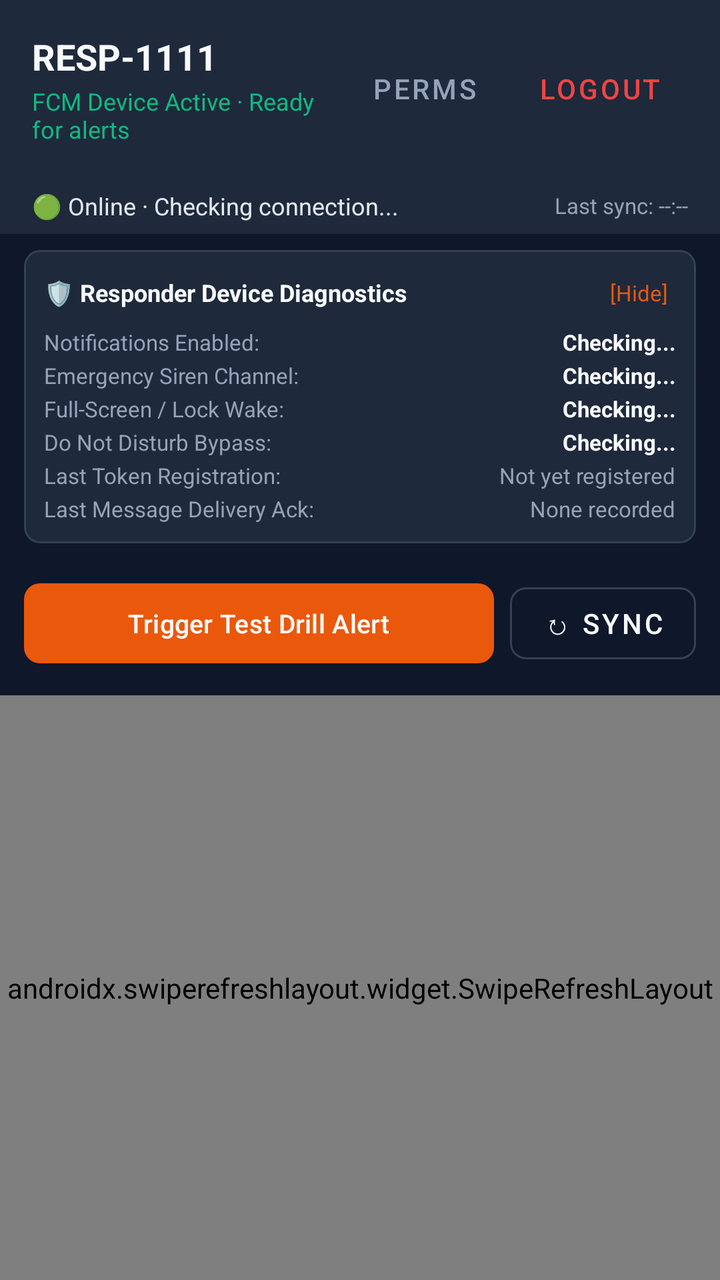
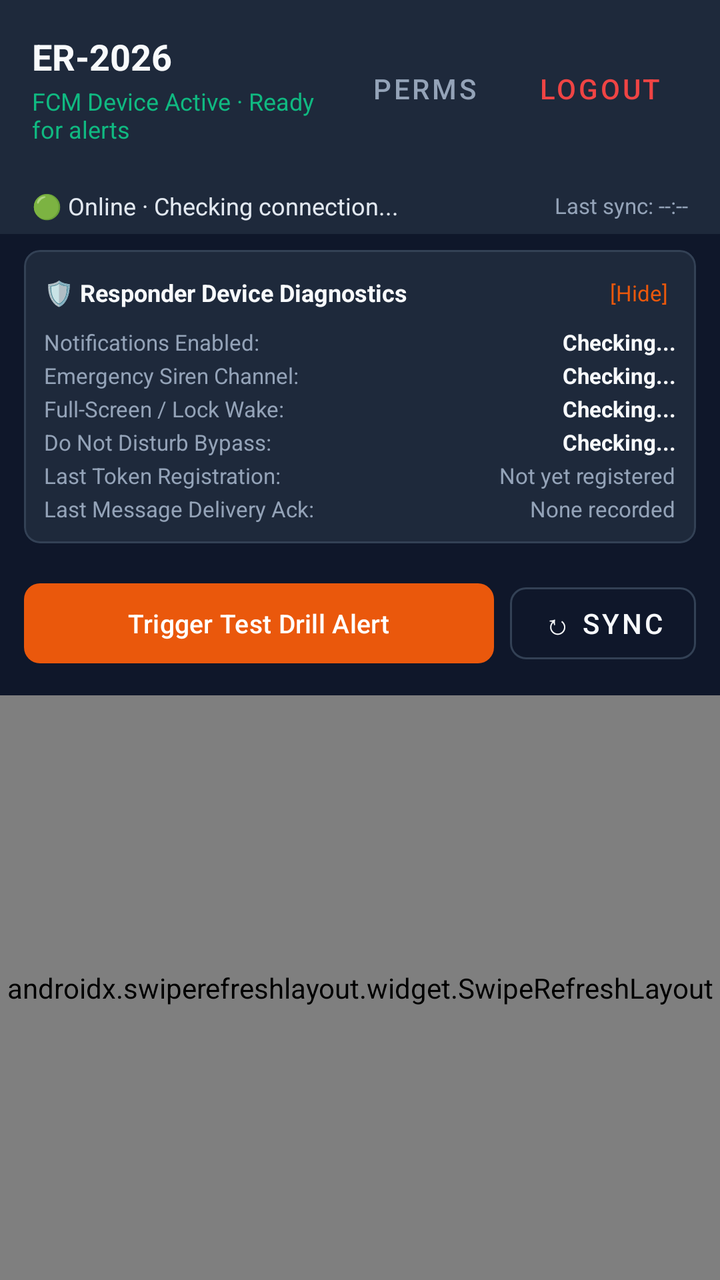

Compare the two renders of this Android layout. The source of the first and the diff that turns it into the second are given below.
<!-- AndroidManifest.xml: application theme Theme.EmergencySosResponder -->
<!-- res/layout/activity_main.xml -->
<?xml version="1.0" encoding="utf-8"?>
<LinearLayout xmlns:android="http://schemas.android.com/apk/res/android"
    xmlns:app="http://schemas.android.com/apk/res-auto"
    android:layout_width="match_parent"
    android:layout_height="match_parent"
    android:orientation="vertical"
    android:background="@color/background">

    
    <LinearLayout
        android:layout_width="match_parent"
        android:layout_height="wrap_content"
        android:orientation="horizontal"
        android:padding="16dp"
        android:gravity="center_vertical"
        android:background="@color/surface">

        <LinearLayout
            android:layout_width="0dp"
            android:layout_height="wrap_content"
            android:layout_weight="1"
            android:orientation="vertical">

            <TextView
                android:id="@+id/tvResponderId"
                android:layout_width="wrap_content"
                android:layout_height="wrap_content"
                android:text="RESP-1111"
                android:textColor="@color/text_primary"
                android:textSize="18sp"
                android:textStyle="bold" />

            <TextView
                android:id="@+id/tvDeviceStatus"
                android:layout_width="wrap_content"
                android:layout_height="wrap_content"
                android:text="FCM Device Active · Ready for alerts"
                android:textColor="@color/success"
                android:textSize="12sp"
                android:layout_marginTop="2dp" />
        </LinearLayout>

        <com.google.android.material.button.MaterialButton
            android:id="@+id/btnSettings"
            android:layout_width="wrap_content"
            android:layout_height="wrap_content"
            android:text="Perms"
            style="@style/Widget.MaterialComponents.Button.TextButton"
            android:textColor="@color/text_secondary" />

        <com.google.android.material.button.MaterialButton
            android:id="@+id/btnLogout"
            android:layout_width="wrap_content"
            android:layout_height="wrap_content"
            android:text="Logout"
            style="@style/Widget.MaterialComponents.Button.TextButton"
            android:textColor="@color/danger" />
    </LinearLayout>

    
    <LinearLayout
        android:id="@+id/layoutConnectivity"
        android:layout_width="match_parent"
        android:layout_height="wrap_content"
        android:orientation="horizontal"
        android:paddingStart="16dp"
        android:paddingEnd="16dp"
        android:paddingTop="6dp"
        android:paddingBottom="6dp"
        android:gravity="center_vertical"
        android:background="#1E293B">

        <TextView
            android:id="@+id/tvConnectivityStatus"
            android:layout_width="0dp"
            android:layout_height="wrap_content"
            android:layout_weight="1"
            android:text="🟢 Online · Checking connection..."
            android:textColor="#E2E8F0"
            android:textSize="12sp" />

        <TextView
            android:id="@+id/tvLastSyncTime"
            android:layout_width="wrap_content"
            android:layout_height="wrap_content"
            android:text="Last sync: --:--"
            android:textColor="#94A3B8"
            android:textSize="11sp" />
    </LinearLayout>

    
    <LinearLayout
        android:id="@+id/bannerOverdueAlert"
        android:layout_width="match_parent"
        android:layout_height="wrap_content"
        android:orientation="vertical"
        android:background="#7F1D1D"
        android:padding="12dp"
        android:visibility="gone">

        <TextView
            android:id="@+id/tvOverdueAlertText"
            android:layout_width="match_parent"
            android:layout_height="wrap_content"
            android:text="⚠️ OVERDUE EMERGENCY AWAITING RESPONSE"
            android:textColor="#FEE2E2"
            android:textSize="13sp"
            android:textStyle="bold" />

        <TextView
            android:id="@+id/tvOverdueAlertSubtext"
            android:layout_width="match_parent"
            android:layout_height="wrap_content"
            android:text="Incident received while offline or unacknowledged. Immediate response needed."
            android:textColor="#FECACA"
            android:textSize="11sp"
            android:layout_marginTop="2dp" />
    </LinearLayout>

    
    <LinearLayout
        android:id="@+id/bannerMissingPermissions"
        android:layout_width="match_parent"
        android:layout_height="wrap_content"
        android:orientation="vertical"
        android:background="#78350F"
        android:padding="12dp"
        android:visibility="gone">

        <TextView
            android:id="@+id/tvMissingPermissionsText"
            android:layout_width="match_parent"
            android:layout_height="wrap_content"
            android:text="⚠️ ACTION REQUIRED: Missing Alert Permissions"
            android:textColor="#FEF3C7"
            android:textSize="13sp"
            android:textStyle="bold" />

        <TextView
            android:id="@+id/tvMissingPermissionsSubtext"
            android:layout_width="match_parent"
            android:layout_height="wrap_content"
            android:text="Emergency sirens or notifications may be suppressed by the OS until permissions are granted."
            android:textColor="#FDE68A"
            android:textSize="11sp"
            android:layout_marginTop="2dp" />

        <com.google.android.material.button.MaterialButton
            android:id="@+id/btnFixPermissions"
            android:layout_width="wrap_content"
            android:layout_height="wrap_content"
            android:layout_marginTop="8dp"
            android:text="Fix Required Permissions"
            android:textSize="12sp"
            app:backgroundTint="#F59E0B"
            android:textColor="#000000"
            app:cornerRadius="6dp" />
    </LinearLayout>

    
    <com.google.android.material.card.MaterialCardView
        android:id="@+id/cardDiagnostics"
        android:layout_width="match_parent"
        android:layout_height="wrap_content"
        android:layout_marginStart="12dp"
        android:layout_marginEnd="12dp"
        android:layout_marginTop="8dp"
        android:layout_marginBottom="4dp"
        app:cardBackgroundColor="@color/surface"
        app:cardCornerRadius="8dp"
        app:strokeColor="@color/surface_variant"
        app:strokeWidth="1dp">

        <LinearLayout
            android:layout_width="match_parent"
            android:layout_height="wrap_content"
            android:orientation="vertical"
            android:padding="10dp">

            <LinearLayout
                android:id="@+id/layoutDiagHeader"
                android:layout_width="match_parent"
                android:layout_height="wrap_content"
                android:orientation="horizontal"
                android:gravity="center_vertical">

                <TextView
                    android:layout_width="0dp"
                    android:layout_height="wrap_content"
                    android:layout_weight="1"
                    android:text="🛡️ Responder Device Diagnostics"
                    android:textColor="@color/text_primary"
                    android:textSize="12sp"
                    android:textStyle="bold" />

                <TextView
                    android:id="@+id/tvToggleDiagnostics"
                    android:layout_width="wrap_content"
                    android:layout_height="wrap_content"
                    android:text="[Hide]"
                    android:textColor="@color/accent"
                    android:textSize="11sp"
                    android:padding="4dp" />
            </LinearLayout>

            <LinearLayout
                android:id="@+id/layoutDiagDetails"
                android:layout_width="match_parent"
                android:layout_height="wrap_content"
                android:orientation="vertical"
                android:layout_marginTop="6dp">

                
                <LinearLayout
                    android:layout_width="match_parent"
                    android:layout_height="wrap_content"
                    android:orientation="horizontal"
                    android:layout_marginBottom="2dp">
                    <TextView
                        android:layout_width="0dp"
                        android:layout_height="wrap_content"
                        android:layout_weight="1"
                        android:text="Notifications Enabled:"
                        android:textColor="@color/text_secondary"
                        android:textSize="11sp" />
                    <TextView
                        android:id="@+id/tvDiagNotif"
                        android:layout_width="wrap_content"
                        android:layout_height="wrap_content"
                        android:text="Checking..."
                        android:textColor="@color/text_primary"
                        android:textSize="11sp"
                        android:textStyle="bold" />
                </LinearLayout>

                
                <LinearLayout
                    android:layout_width="match_parent"
                    android:layout_height="wrap_content"
                    android:orientation="horizontal"
                    android:layout_marginBottom="2dp">
                    <TextView
                        android:layout_width="0dp"
                        android:layout_height="wrap_content"
                        android:layout_weight="1"
                        android:text="Emergency Siren Channel:"
                        android:textColor="@color/text_secondary"
                        android:textSize="11sp" />
                    <TextView
                        android:id="@+id/tvDiagChannel"
                        android:layout_width="wrap_content"
                        android:layout_height="wrap_content"
                        android:text="Checking..."
                        android:textColor="@color/text_primary"
                        android:textSize="11sp"
                        android:textStyle="bold" />
                </LinearLayout>

                
                <LinearLayout
                    android:layout_width="match_parent"
                    android:layout_height="wrap_content"
                    android:orientation="horizontal"
                    android:layout_marginBottom="2dp">
                    <TextView
                        android:layout_width="0dp"
                        android:layout_height="wrap_content"
                        android:layout_weight="1"
                        android:text="Full-Screen / Lock Wake:"
                        android:textColor="@color/text_secondary"
                        android:textSize="11sp" />
                    <TextView
                        android:id="@+id/tvDiagFullScreen"
                        android:layout_width="wrap_content"
                        android:layout_height="wrap_content"
                        android:text="Checking..."
                        android:textColor="@color/text_primary"
                        android:textSize="11sp"
                        android:textStyle="bold" />
                </LinearLayout>

                
                <LinearLayout
                    android:layout_width="match_parent"
                    android:layout_height="wrap_content"
                    android:orientation="horizontal"
                    android:layout_marginBottom="2dp">
                    <TextView
                        android:layout_width="0dp"
                        android:layout_height="wrap_content"
                        android:layout_weight="1"
                        android:text="Do Not Disturb Bypass:"
                        android:textColor="@color/text_secondary"
                        android:textSize="11sp" />
                    <TextView
                        android:id="@+id/tvDiagDnd"
                        android:layout_width="wrap_content"
                        android:layout_height="wrap_content"
                        android:text="Checking..."
                        android:textColor="@color/text_primary"
                        android:textSize="11sp"
                        android:textStyle="bold" />
                </LinearLayout>

                
                <LinearLayout
                    android:layout_width="match_parent"
                    android:layout_height="wrap_content"
                    android:orientation="horizontal"
                    android:layout_marginBottom="2dp">
                    <TextView
                        android:layout_width="0dp"
                        android:layout_height="wrap_content"
                        android:layout_weight="1"
                        android:text="Last Token Registration:"
                        android:textColor="@color/text_secondary"
                        android:textSize="11sp" />
                    <TextView
                        android:id="@+id/tvDiagLastRegistration"
                        android:layout_width="wrap_content"
                        android:layout_height="wrap_content"
                        android:text="Not yet registered"
                        android:textColor="@color/text_secondary"
                        android:textSize="11sp" />
                </LinearLayout>

                
                <LinearLayout
                    android:layout_width="match_parent"
                    android:layout_height="wrap_content"
                    android:orientation="horizontal">
                    <TextView
                        android:layout_width="0dp"
                        android:layout_height="wrap_content"
                        android:layout_weight="1"
                        android:text="Last Message Delivery Ack:"
                        android:textColor="@color/text_secondary"
                        android:textSize="11sp" />
                    <TextView
                        android:id="@+id/tvDiagLastDeliveryAck"
                        android:layout_width="wrap_content"
                        android:layout_height="wrap_content"
                        android:text="None recorded"
                        android:textColor="@color/text_secondary"
                        android:textSize="11sp" />
                </LinearLayout>

            </LinearLayout>
        </LinearLayout>
    </com.google.android.material.card.MaterialCardView>

    
    <LinearLayout
        android:layout_width="match_parent"
        android:layout_height="wrap_content"
        android:orientation="horizontal"
        android:padding="12dp"
        android:gravity="center_vertical">

        <com.google.android.material.button.MaterialButton
            android:id="@+id/btnTestAlert"
            android:layout_width="0dp"
            android:layout_height="wrap_content"
            android:layout_weight="1"
            android:text="@string/btn_test_drill"
            android:textSize="13sp"
            app:backgroundTint="@color/accent"
            app:cornerRadius="8dp" />

        <Space
            android:layout_width="8dp"
            android:layout_height="wrap_content" />

        <com.google.android.material.button.MaterialButton
            android:id="@+id/btnSync"
            android:layout_width="wrap_content"
            android:layout_height="wrap_content"
            android:text="↻ Sync"
            style="@style/Widget.MaterialComponents.Button.OutlinedButton"
            android:textColor="@color/text_primary"
            app:strokeColor="@color/surface_variant"
            app:cornerRadius="8dp" />
    </LinearLayout>

    
    <androidx.swiperefreshlayout.widget.SwipeRefreshLayout
        android:id="@+id/swipeRefresh"
        android:layout_width="match_parent"
        android:layout_height="0dp"
        android:layout_weight="1">

        <FrameLayout
            android:layout_width="match_parent"
            android:layout_height="match_parent">

            <androidx.recyclerview.widget.RecyclerView
                android:id="@+id/rvIncidents"
                android:layout_width="match_parent"
                android:layout_height="match_parent"
                android:padding="8dp"
                android:clipToPadding="false" />

            <TextView
                android:id="@+id/tvEmpty"
                android:layout_width="wrap_content"
                android:layout_height="wrap_content"
                android:layout_gravity="center"
                android:text="No active emergency alerts.\nSystem monitoring campus 24/7."
                android:textColor="@color/text_secondary"
                android:textSize="15sp"
                android:gravity="center"
                android:visibility="gone" />
        </FrameLayout>
    </androidx.swiperefreshlayout.widget.SwipeRefreshLayout>

</LinearLayout>
<!-- resources referenced by this layout -->
<resources>
  <color name="accent">#EA580C</color>
  <color name="background">#0F172A</color>
  <color name="danger">#EF4444</color>
  <color name="success">#10B981</color>
  <color name="surface">#1E293B</color>
  <color name="surface_variant">#334155</color>
  <color name="text_primary">#F8FAFC</color>
  <color name="text_secondary">#94A3B8</color>
  <string name="btn_test_drill">Trigger Test Drill Alert</string>
  <style name="Theme.EmergencySosResponder" parent="Theme.Material3.Dark.NoActionBar">
          <item name="colorPrimary">@color/primary</item>
          <item name="colorOnPrimary">@color/white</item>
          <item name="colorSecondary">@color/accent</item>
          <item name="android:statusBarColor">@color/background</item>
          <item name="android:navigationBarColor">@color/background</item>
          <item name="android:windowBackground">@color/background</item>
      </style>
  <color name="primary">#DC2626</color>
  <color name="white">#FFFFFF</color>
</resources>

<!-- the commit's change to res/layout/activity_main.xml (unified diff, before → after) -->
@@ -25,7 +25,7 @@
                 android:id="@+id/tvResponderId"
                 android:layout_width="wrap_content"
                 android:layout_height="wrap_content"
-                android:text="RESP-1111"
+                android:text="ER-2026"
                 android:textColor="@color/text_primary"
                 android:textSize="18sp"
                 android:textStyle="bold" />
